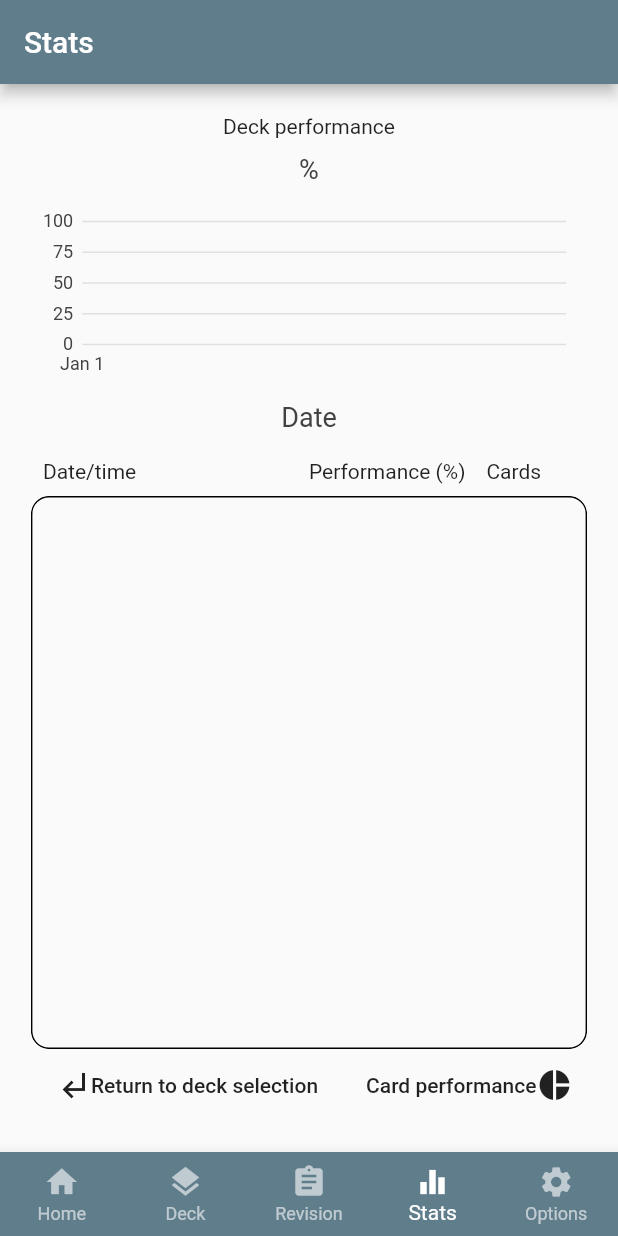
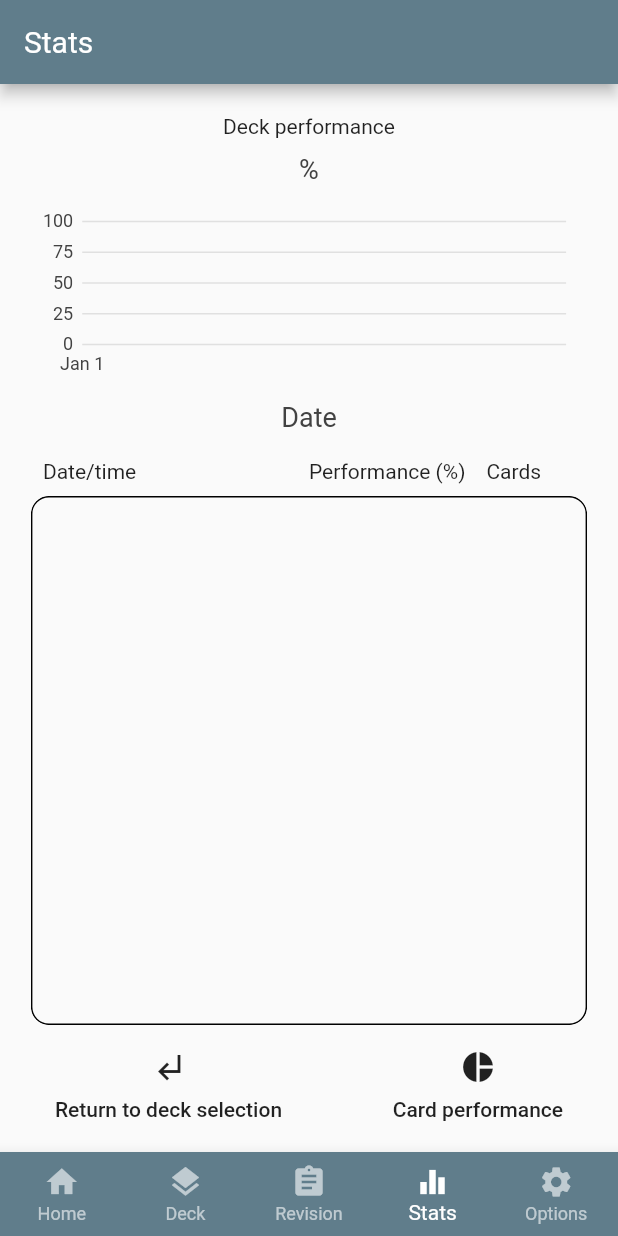
Before and after one commit to ztcjoe93/studybuddy, a Flutter app: the screen it shows after launch, swiped to page 3, on a phone screen of 412 x 824 dp. Run offline on Flutter 3.47's test engine with Material 2 defaults, Android fonts, the phone set to English and light mode, and no system bars; our stand-ins replace charts_flutter, faker, shared_preferences, sqflite; accounts and stored records are empty.

Commit message:
slight adjustments to frontend display

```diff
--- a/lib/Charts/DeckPerformance.dart
+++ b/lib/Charts/DeckPerformance.dart
@@ -66,7 +66,7 @@ class _DeckPerformanceState extends State<DeckPerformance> {
   }
 
   generateListTable(){
-    return ListView.builder(
+    return ListView.separated(
       itemCount: consolidatedList.length,
       itemBuilder: (BuildContext context, int index){
         return InkWell(
@@ -101,7 +101,9 @@ class _DeckPerformanceState extends State<DeckPerformance> {
             },
           child: Padding(
               padding: const EdgeInsets.symmetric(vertical: 16.0),
-              child: Row(
+              child: Column(
+                children: [
+                  Row(
                     mainAxisAlignment: MainAxisAlignment.spaceBetween,
                     children: [
                       Expanded(
@@ -123,9 +125,13 @@ class _DeckPerformanceState extends State<DeckPerformance> {
                       ),
                     ],
                   ),
+                  //const Divider(height: 16.0, thickness: 1.0),
+                ],
+              ),
             ),
         );
       },
+      separatorBuilder: (BuildContext context, int index) => const Divider(),
     );
   }
 
--- a/lib/LDTheme.dart
+++ b/lib/LDTheme.dart
@@ -4,6 +4,14 @@ ThemeData lightTheme = ThemeData(
   brightness: Brightness.light,
   visualDensity: VisualDensity.adaptivePlatformDensity,
   primaryColor: Colors.blueGrey,
+  appBarTheme: AppBarTheme(
+    textTheme: TextTheme(
+      headline6: TextStyle(
+        color: Colors.white,
+        fontSize: 20,
+      ),
+    ),
+  ),
   bottomNavigationBarTheme: BottomNavigationBarThemeData(
     backgroundColor: Colors.blueGrey,
     selectedItemColor: Colors.white,
@@ -20,6 +28,14 @@ ThemeData darkTheme= ThemeData(
   primaryColor: Color(0xffffffff).withOpacity(0.16),
   backgroundColor: Color(0xff121212),
   accentColor: Colors.white.withOpacity(0.16),
+  appBarTheme: AppBarTheme(
+    textTheme: TextTheme(
+      headline6: TextStyle(
+        color: Colors.white,
+        fontSize: 20,
+      ),
+    ),
+  ),
   fontFamily: 'Roboto',
   bottomNavigationBarTheme: BottomNavigationBarThemeData(
     backgroundColor: Colors.white.withOpacity(0.16),
@@ -36,10 +52,10 @@ SliderThemeData greatSlider = SliderThemeData(
 );
 
 SliderThemeData goodSlider = SliderThemeData(
-  activeTrackColor: Colors.yellow,
-  inactiveTrackColor: Colors.yellow[300],
-  thumbColor: Colors.yellow,
-  overlayColor: Colors.yellow[200].withOpacity(0.2),
+  activeTrackColor: Colors.amber,
+  inactiveTrackColor: Colors.amber[300],
+  thumbColor: Colors.amber,
+  overlayColor: Colors.amber[200].withOpacity(0.2),
 );
 
 SliderThemeData poorSlider = SliderThemeData(
--- a/lib/Stats/Stats.dart
+++ b/lib/Stats/Stats.dart
@@ -5,6 +5,7 @@ import 'package:provider/provider.dart';
 import 'package:studybuddy/Charts/CardPerformance.dart';
 import 'package:studybuddy/Charts/DeckPerformance.dart';
 import 'package:studybuddy/Providers/DecksState.dart';
+import 'package:studybuddy/Providers/OverallState.dart';
 import 'package:studybuddy/Providers/ResultsState.dart';
 
 class Stats extends StatefulWidget {
@@ -60,37 +61,47 @@ class _StatsState extends State<Stats> {
                   ),
                 ),
               ),
-              Row(
+              Padding(
+                padding: const EdgeInsets.only(top: 8.0),
+                child: Row(
                   mainAxisAlignment: MainAxisAlignment.spaceBetween,
                   children: [
                     FlatButton(
                       onPressed: () => pageController.jumpToPage(2),
-                    child: Row(
+                      child: Column(
                         children: [
-                        Icon(Icons.show_chart),
-                        Text("Deck performance"),
+                          Padding(
+                            padding: const EdgeInsets.symmetric(vertical: 8.0),
+                            child: Icon(Icons.show_chart),
+                          ),
+                          Text("Deck performances"),
                         ],
                       ),
                     ),
                     FlatButton(
                       onPressed: () => pageController.jumpToPage(1),
-                    child: Row(
+                      child: Column(
                         children: [
-                        Icon(Icons.subdirectory_arrow_right),
-                        Text("Return to deck selection"),
+                          Padding(
+                            padding: const EdgeInsets.symmetric(vertical: 8.0),
+                            child: Icon(Icons.layers),
+                          ),
+                          Text("Deck selection"),
                         ],
                       ),
                     ),
                   ],
                 ),
+              ),
             ],
           ),
           Column(
             children: [
-              ConstrainedBox(
+              Container(
+                child: ConstrainedBox(
                   constraints: BoxConstraints(
                     minHeight: MediaQuery.of(context).size.height * 0.05,
-                  maxHeight: MediaQuery.of(context).size.height * 0.05,
+                    maxHeight: MediaQuery.of(context).size.height * 0.065,
                   ),
                   child: Consumer<ResultsState>(
                     builder: (context, provider, child){
@@ -107,7 +118,10 @@ class _StatsState extends State<Stats> {
                     },
                   ),
                 ),
+              ),
               Expanded(
+                child: Container(
+                  color: Colors.white.withOpacity(0.8),
                   child: Consumer<ResultsState>(
                     builder: (context, provider, child){
                       if(provider.results.length == 0) {
@@ -131,7 +145,11 @@ class _StatsState extends State<Stats> {
                               title: Text(
                                 Provider.of<DecksState>(context, listen: false)
                                     .getDeckFromId(resultSet[index])
-                                  .name
+                                    .name,
+                                style: TextStyle(
+                                  color: _selectedDeck == resultSet[index]
+                                      ? Colors.white : Colors.black
+                                ),
                               ),
                             ),
                           ),
@@ -140,16 +158,22 @@ class _StatsState extends State<Stats> {
                     },
                   ),
                 ),
-              Row(
+              ),
+              Padding(
+                padding: const EdgeInsets.only(top: 8.0),
+                child: Row(
                   mainAxisAlignment: MainAxisAlignment.spaceBetween,
                   children: [
                     FlatButton(
                       // disable navigation button if no deck is selected
                       onPressed: _selectedDeck == null ? null
                           : () => pageController.jumpToPage(0),
-                    child: Row(
+                      child: Column(
                         children: [
-                        Icon(Icons.subdirectory_arrow_left),
+                          Padding(
+                            padding: const EdgeInsets.symmetric(vertical: 8.0),
+                            child: Icon(Icons.pie_chart),
+                          ),
                           Text("Card performances"),
                         ],
                       ),
@@ -157,14 +181,18 @@ class _StatsState extends State<Stats> {
                     FlatButton(
                       onPressed: _selectedDeck == null ? null
                           : () => pageController.jumpToPage(2),
-                    child: Row(
+                      child: Column(
                         children: [
-                        Icon(Icons.subdirectory_arrow_right),
+                          Padding(
+                            padding: const EdgeInsets.symmetric(vertical: 8.0),
+                            child: Icon(Icons.show_chart),
+                          ),
                           Text("Deck performances"),
                         ],
                       ),
                     ),
                   ],
+                ),
               ),
             ],
           ),
@@ -192,28 +220,37 @@ class _StatsState extends State<Stats> {
                   ),
                 ),
               ),
-              Row(
+              Padding(
+                padding: const EdgeInsets.only(top: 8.0),
+                child: Row(
                   mainAxisAlignment: MainAxisAlignment.spaceBetween,
                   children: [
                     FlatButton(
                       onPressed: () => pageController.jumpToPage(1),
-                    child: Row(
+                      child: Column(
                         children: [
-                        Icon(Icons.subdirectory_arrow_left),
+                          Padding(
+                            padding: const EdgeInsets.symmetric(vertical: 8.0),
+                            child: Icon(Icons.subdirectory_arrow_left),
+                          ),
                           Text("Return to deck selection"),
                         ],
                       ),
                     ),
                     FlatButton(
                       onPressed: () => pageController.jumpToPage(0),
-                    child: Row(
+                      child: Column(
                         children: [
+                          Padding(
+                            padding: const EdgeInsets.symmetric(vertical: 8.0),
+                            child: Icon(Icons.pie_chart),
+                          ),
                           Text("Card performance"),
-                        Icon(Icons.pie_chart),
                         ],
                       ),
                     )
                   ],
+                ),
               ),
             ],
           ),
--- a/lib/main.dart
+++ b/lib/main.dart
@@ -85,7 +85,9 @@ class _MainAppState extends State<MainApp> {
               ? ThemeMode.dark : ThemeMode.light,
           home: Scaffold(
             appBar: AppBar(
-              title: Text(categories[_selectedIdx]),
+              title: Text(
+                categories[_selectedIdx],
+              ),
             ),
             body: Center(child: _widgetOptions[_selectedIdx]),
             bottomNavigationBar: BottomNavigationBar(
--- a/pubspec.yaml
+++ b/pubspec.yaml
@@ -16,6 +16,7 @@ dependencies:
   cupertino_icons: ^0.1.3
   shared_preferences: ^0.5.10
   sqflite: ^1.3.0
+  faker: ^1.2.1
 
 dev_dependencies:
   flutter_test:
```
Also changed, not shown: lib/Charts/CardPerformance.dart (+16 -5 lines), lib/DebugHome.dart (+7 -6 lines), pubspec.lock, 1 other file. Lines whose indentation alone changed are shown as unchanged.
